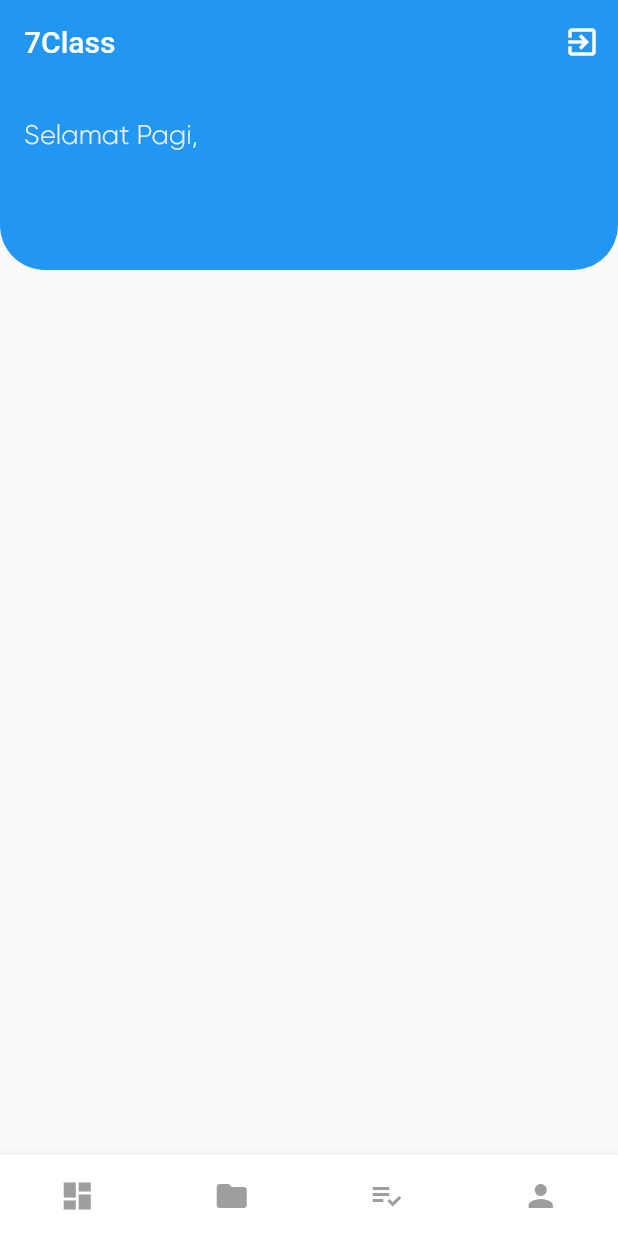
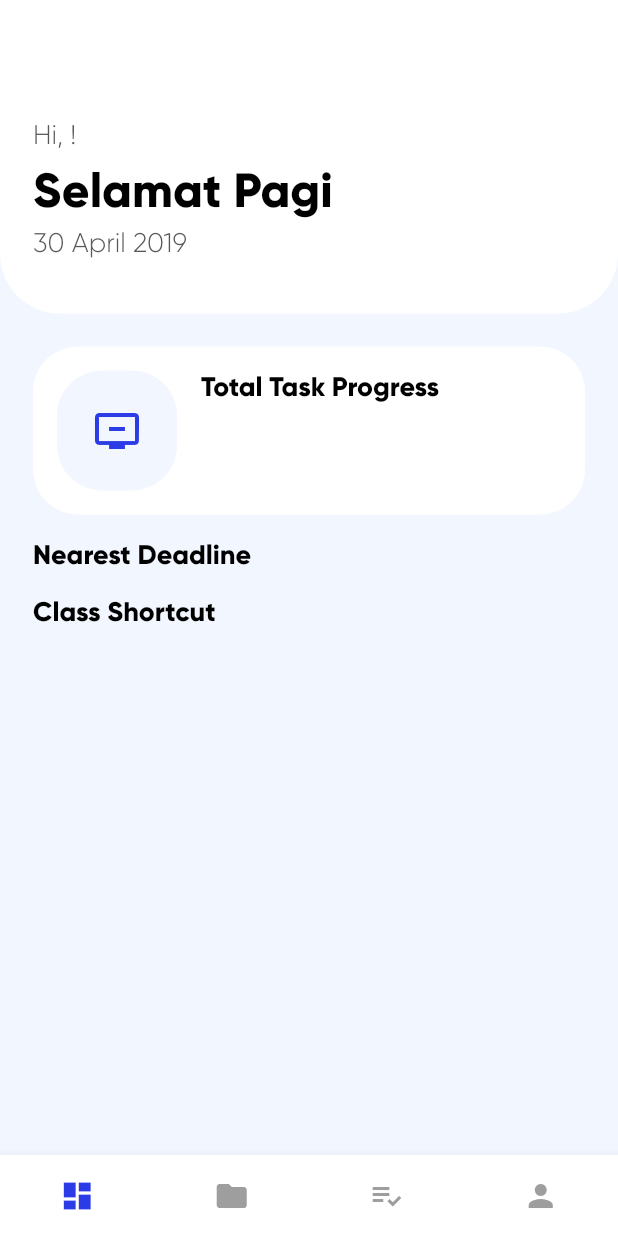
Before and after one commit to rehanarroihan/7Class, a Flutter app: the MainScreen screen opened directly, on a phone screen of 412 x 824 dp. Run offline on Flutter 3.47's test engine with Material 2 defaults, Android fonts, the phone set to English and light mode, and no system bars; our stand-ins replace bloc, dio, equatable, firebase_crashlytics, flutter_bloc, flutter_svg and 4 more; missing offline and left inert: flutter_stetho, qr_code_scanner; accounts and stored records are empty.

Commit message:
initialize design on dashboard

```diff
--- a/lib/screens/main_screen.dart
+++ b/lib/screens/main_screen.dart
@@ -49,38 +49,54 @@ class MainScreen extends StatelessWidget {
                 children: <Widget>[
                   _bottomMenuItem(
                     icon: Icons.dashboard,
-                    iconColor: Colors.grey[500],
+                    iconColor: _homeBloc.sectionActive == SectionActive.OVERVIEW
+                      ? AppColors.primaryColor
+                      : Colors.grey[500],
                     onPressed: () {
+                      if (_homeBloc.sectionActive != SectionActive.OVERVIEW) {
                         _homeBloc.add(ChangeSectionEvent(
                             sectionActive: SectionActive.OVERVIEW
                         ));
                       }
+                    }
                   ),
                   _bottomMenuItem(
                     icon: Icons.folder,
-                    iconColor: Colors.grey[500],
+                    iconColor: _homeBloc.sectionActive == SectionActive.PRIVATE
+                        ? AppColors.primaryColor
+                        : Colors.grey[500],
                     onPressed: () {
+                      if (_homeBloc.sectionActive != SectionActive.PRIVATE) {
                         _homeBloc.add(ChangeSectionEvent(
                             sectionActive: SectionActive.PRIVATE
                         ));
                       }
+                    }
                   ),
                   _bottomMenuItem(
                     icon: Icons.playlist_add_check,
-                    iconColor: Colors.grey[500],
+                    iconColor: _homeBloc.sectionActive == SectionActive.CLASSES
+                        ? AppColors.primaryColor
+                        : Colors.grey[500],
                     onPressed: () {
+                      if (_homeBloc.sectionActive != SectionActive.CLASSES) {
                         _homeBloc.add(ChangeSectionEvent(
                             sectionActive: SectionActive.CLASSES
                         ));
                       }
+                    }
                   ),
                   _bottomMenuItem(
                     icon: Icons.person,
-                    iconColor: Colors.grey[500],
+                    iconColor: _homeBloc.sectionActive == SectionActive.PROFILE
+                        ? AppColors.primaryColor
+                        : Colors.grey[500],
                     onPressed: () {
+                      if (_homeBloc.sectionActive != SectionActive.PROFILE) {
                         _homeBloc.add(ChangeSectionEvent(
                             sectionActive: SectionActive.PROFILE
                         ));
+                      }
                     }
                   )
                 ]
--- a/lib/screens/main_sections/overview_screen.dart
+++ b/lib/screens/main_sections/overview_screen.dart
@@ -1,7 +1,9 @@
+import 'package:flutter/cupertino.dart';
 import 'package:flutter/material.dart';
 import 'package:flutter_bloc/flutter_bloc.dart';
 import 'package:sevenclass/app.dart';
 import 'package:sevenclass/bloc/auth/bloc.dart';
+import 'package:sevenclass/helpers/app_color.dart';
 import 'package:sevenclass/helpers/constant_helper.dart';
 
 class OverviewScreen extends StatelessWidget {
@@ -12,58 +14,139 @@ class OverviewScreen extends StatelessWidget {
     _authBloc = BlocProvider.of<AuthBloc>(context);
 
     return Scaffold(
+      backgroundColor: Color(0xFFf2f6ff),
       appBar: AppBar(
-        title: Text('7Class'),
+        backgroundColor: AppColors.white,
         elevation: 0,
         actions: <Widget>[
-          IconButton(
-            onPressed: () => _authBloc.add(LogoutEvent()),
-            icon: Icon(Icons.exit_to_app),
-          )
+
         ],
       ),
-      body: Container(
+      body: SingleChildScrollView(
+        child: Container(
           child: Column(
             children: <Widget>[
+              // Greetings
               Container(
-              padding: EdgeInsets.symmetric(horizontal: 16, vertical: 24),
+                padding: EdgeInsets.symmetric(horizontal: 22, vertical: 24),
                 width: double.infinity,
                 decoration: BoxDecoration(
-                color: Colors.blue,
+                  color: AppColors.white,
                   borderRadius: BorderRadius.only(
-                    bottomLeft: Radius.circular(30.0),
-                    bottomRight: Radius.circular(30.0)
+                    bottomLeft: Radius.circular(40.0),
+                    bottomRight: Radius.circular(40.0)
                   ),
                 ),
                 child: Column(
                   crossAxisAlignment: CrossAxisAlignment.start,
                   children: <Widget>[
                     Text(
-                    "Selamat Pagi,",
+                      "Hi, ${App().sharedPreferences.getString(ConstantHelper.USER_FIRST_NAME_PREF)}!",
                       style: TextStyle(
                         fontFamily: ConstantHelper.PRIMARY_FONT,
                         fontWeight: FontWeight.w500,
                         fontSize: 18,
-                        color: Colors.grey[200]
+                        color: AppColors.greyTertiary
                       ),
                     ),
+                    SizedBox(height: 6),
                     Text(
-                    "${App().sharedPreferences.getString(ConstantHelper.USER_FIRST_NAME_PREF)} "
-                        "${App().sharedPreferences.getString(ConstantHelper.USER_LAST_NAME_PREF)}",
+                      "Selamat Pagi",
                       style: TextStyle(
                         fontFamily: ConstantHelper.PRIMARY_FONT,
                         fontWeight: FontWeight.w600,
                         fontSize: 32,
-                        color: Colors.grey[200]
+                        color: AppColors.black
                       ),
                     ),
+                    SizedBox(height: 6),
                     Text(
-                    App().sharedPreferences.getString(ConstantHelper.USER_EMAIL_PREF),
+                      "30 April 2019",
                       style: TextStyle(
                         fontFamily: ConstantHelper.PRIMARY_FONT,
                         fontWeight: FontWeight.w500,
-                        fontSize: 14,
-                        color: Colors.grey[200]
+                        fontSize: 18,
+                        color: AppColors.greyTertiary
+                      ),
+                    ),
+                    SizedBox(height: 12)
+                  ],
+                ),
+              ),
+
+              // Content
+              Container(
+                width: double.infinity,
+                padding: EdgeInsets.all(22),
+                child: Column(
+                  crossAxisAlignment: CrossAxisAlignment.start,
+                  children: <Widget>[
+                    Container(
+                      padding: EdgeInsets.all(16),
+                      decoration: BoxDecoration(
+                        color: AppColors.white,
+                        borderRadius: BorderRadius.all(Radius.circular(30)),
+                      ),
+                      child: Row(
+                        mainAxisAlignment: MainAxisAlignment.start,
+                        crossAxisAlignment: CrossAxisAlignment.start,
+                        children: <Widget>[
+                          Container(
+                            margin: EdgeInsets.only(
+                              right: 16
+                            ),
+                            decoration: BoxDecoration(
+                              color: Color(0xFFf2f6ff),
+                              borderRadius: BorderRadius.all(Radius.circular(30)),
+                            ),
+                            height: 80,
+                            width: 80,
+                            child: Icon(
+                              Icons.remove_from_queue,
+                              size: 32,
+                              color: AppColors.primaryColor
+                            ),
+                          ),
+
+                          Column(
+                            mainAxisAlignment: MainAxisAlignment.start,
+                            crossAxisAlignment: CrossAxisAlignment.start,
+                            children: <Widget>[
+                              Text(
+                                "Total Task Progress",
+                                style: TextStyle(
+                                  fontFamily: ConstantHelper.PRIMARY_FONT,
+                                  fontWeight: FontWeight.w600,
+                                  fontSize: 18,
+                                  color: AppColors.black
+                                ),
+                              ),
+
+                            ],
+                          )
+                        ],
+                      ),
+                    ),
+
+                    SizedBox(height: 16),
+                    Text(
+                      "Nearest Deadline",
+                      style: TextStyle(
+                          fontFamily: ConstantHelper.PRIMARY_FONT,
+                          fontWeight: FontWeight.w600,
+                          fontSize: 18,
+                          color: AppColors.black
+                      ),
+                    ),
+
+                    SizedBox(height: 16),
+                    Text(
+                      "Class Shortcut",
+                      style: TextStyle(
+                          fontFamily: ConstantHelper.PRIMARY_FONT,
+                          fontWeight: FontWeight.w600,
+                          fontSize: 18,
+                          color: AppColors.black
                       ),
                     ),
                   ],
@@ -72,6 +155,42 @@ class OverviewScreen extends StatelessWidget {
             ],
           ),
         ),
+      ),
+    );
+  }
+
+  Widget _completionPercent(BuildContext context) {
+    return LayoutBuilder(
+      builder: (BuildContext context, BoxConstraints constraints) {
+        final double  maxBarWidth = constraints.maxWidth;
+        final double percent = (8 - 3) / 8;
+        double barWidth = percent * maxBarWidth;
+
+        if (barWidth < 0) {
+          barWidth = 0;
+        }
+
+        return Stack(
+          children: <Widget>[
+            Container(
+              height: 20,
+              width: double.infinity,
+              decoration: BoxDecoration(
+                  color: AppColors.greyBackground,
+                  borderRadius: BorderRadius.circular(15)
+              ),
+            ),
+            Container(
+              height: 20,
+              width: barWidth,
+              decoration: BoxDecoration(
+                  color: AppColors.primaryColor,
+                  borderRadius: BorderRadius.circular(15)
+              ),
+            )
+          ],
+        );
+      },
     );
   }
 }
--- a/lib/screens/main_sections/private_room_screen.dart
+++ b/lib/screens/main_sections/private_room_screen.dart
@@ -28,6 +28,7 @@ class _PrivateRoomScreenState extends State<PrivateRoomScreen>
       length: 3,
       child: Scaffold(
         appBar: AppBar(
+          elevation: 2.5,
           backgroundColor: AppColors.white,
           title: Row(
             mainAxisAlignment: MainAxisAlignment.center,
@@ -54,6 +55,8 @@ class _PrivateRoomScreenState extends State<PrivateRoomScreen>
                 Container(
                   height: 40,
                   margin: EdgeInsets.only(bottom: 8),
+                  child: Container(
+                    color: AppColors.white,
                     child: TabBar(
                       isScrollable: true,
                       labelPadding: EdgeInsets.only(left: 20, right: 20, top: 0, bottom: 0),
@@ -97,6 +100,7 @@ class _PrivateRoomScreenState extends State<PrivateRoomScreen>
                       ]
                     ),
                   ),
+                ),
               ],
             ),
           ),
```
Lines whose indentation alone changed are shown as unchanged.
